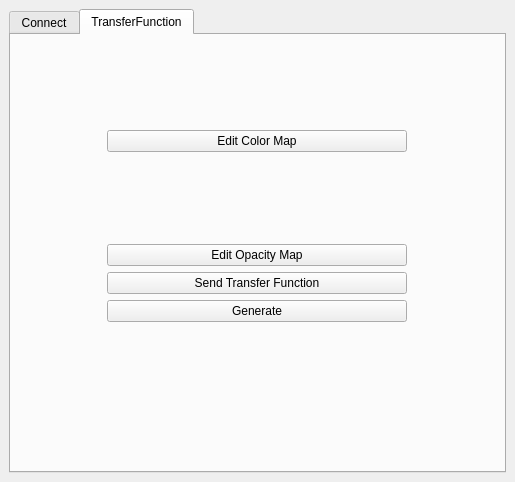
Above: Client/Widgets/Communication.ui from CCSEPBVR/CS-IS-PBVR before the change. Below: the same form after it.
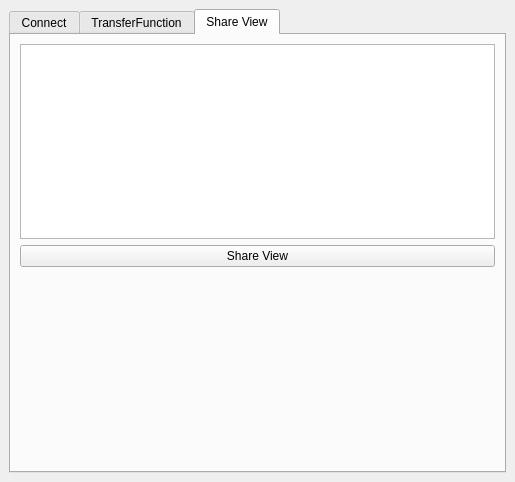
That is the form after the change. Custom widgets are drawn as their Qt base class.

Commit message:
feature:Share View（視点共有）機能を実装
クライアント側:
- 「Share View」タブを追加し、QListViewとPushButtonを配置。
- Communication::onShareView() で現在のカメラ変換（Xform）を取得し、
  4x4行列をJSONとしてWebSocket経由で送信。
- onItemDoubleClicked() で受信した視点を反映できるように実装。
- textWebsocketMessageReceived() に "shareview" イベントを追加し、
  他ユーザーの視点をリストに表示。

サーバ側:
- "shareview" イベント受信時に、userNumberとmatrixを全クライアントへブロードキャスト。

UI:
- Communication.ui に Share View タブを追加。

Diff of the .ui file:
```diff
--- a/Client/Widgets/Communication.ui
+++ b/Client/Widgets/Communication.ui
@@ -18,7 +18,7 @@
     <item row="0" column="0" rowspan="3" colspan="3">
      <widget class="QTabWidget" name="tabWidget">
       <property name="currentIndex">
-       <number>1</number>
+       <number>2</number>
       </property>
       <widget class="QWidget" name="connectTab">
        <attribute name="title">
@@ -158,6 +158,36 @@
         </item>
        </layout>
       </widget>
+      <widget class="QWidget" name="shareViewTab">
+       <attribute name="title">
+        <string>Share View</string>
+       </attribute>
+       <layout class="QGridLayout" name="gridLayout_4">
+        <item row="0" column="0">
+         <widget class="QListView" name="shareListView"/>
+        </item>
+        <item row="2" column="0">
+         <spacer name="verticalSpacer_3">
+          <property name="orientation">
+           <enum>Qt::Vertical</enum>
+          </property>
+          <property name="sizeHint" stdset="0">
+           <size>
+            <width>20</width>
+            <height>40</height>
+           </size>
+          </property>
+         </spacer>
+        </item>
+        <item row="1" column="0">
+         <widget class="QPushButton" name="shareViewPushButton">
+          <property name="text">
+           <string>Share View</string>
+          </property>
+         </widget>
+        </item>
+       </layout>
+      </widget>
      </widget>
     </item>
    </layout>
```
The commit also changes 3 other files.
